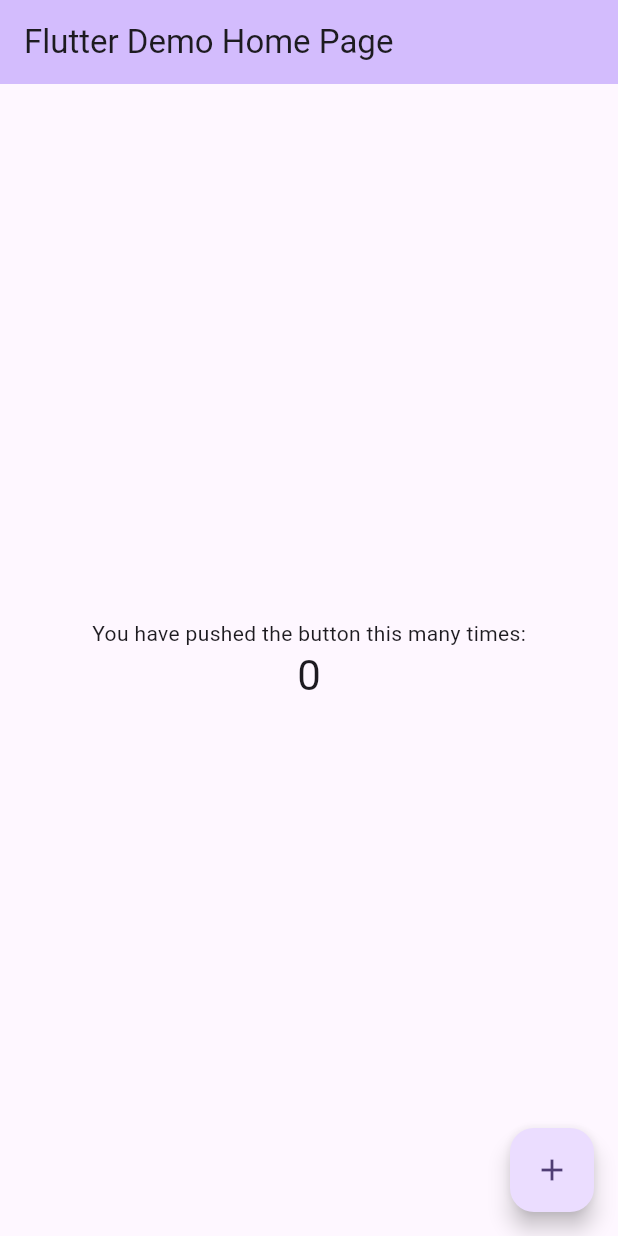
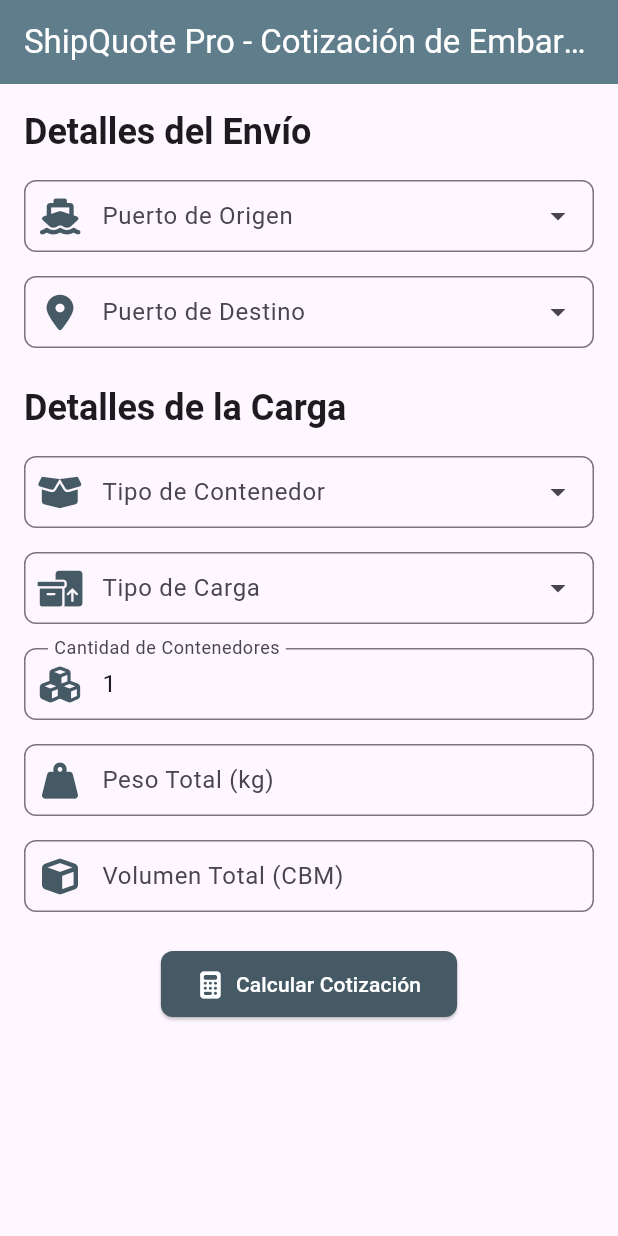
Before and after one commit to JoseBarros98/CalcularCuotas, a Flutter app: the screen it shows after launch, on a phone screen of 412 x 824 dp. Run offline on Flutter 3.47's test engine with Material 3 defaults, Android fonts, the phone set to English and light mode, and no system bars; drawn by our look-alikes of dropdown_search; our stand-ins replace font_awesome_flutter.

```diff
--- a/frontend/lib/config/api_config.dart
+++ b/frontend/lib/config/api_config.dart
@@ -1,3 +1,4 @@
 class ApiConfig {
-  static const String baseUrl = 'http://10.0.2.2:8000/api/v1';
+  //static const String baseUrl = 'http://10.0.2.2:8000/api/v1';
+  static const String baseUrl = 'http://192.168.1.20:8000/api/v1';
 }
--- a/frontend/lib/main.dart
+++ b/frontend/lib/main.dart
@@ -1,4 +1,9 @@
 import 'package:flutter/material.dart';
+import 'package:provider/provider.dart';
+import 'package:frontend/services/port_service.dart';
+import 'package:frontend/services/container_service.dart';
+import 'package:frontend/services/quote_service.dart';
+import 'package:frontend/screens/quote_form_screen.dart';
 
 void main() {
   runApp(const MyApp());
@@ -7,116 +12,46 @@ void main() {
 class MyApp extends StatelessWidget {
   const MyApp({super.key});
 
-  // This widget is the root of your application.
   @override
   Widget build(BuildContext context) {
-    return MaterialApp(
-      title: 'Flutter Demo',
-      theme: ThemeData(
-        // This is the theme of your application.
-        //
-        // TRY THIS: Try running your application with "flutter run". You'll see
-        // the application has a purple toolbar. Then, without quitting the app,
-        // try changing the seedColor in the colorScheme below to Colors.green
-        // and then invoke "hot reload" (save your changes or press the "hot
-        // reload" button in a Flutter-supported IDE, or press "r" if you used
-        // the command line to start the app).
-        //
-        // Notice that the counter didn't reset back to zero; the application
-        // state is not lost during the reload. To reset the state, use hot
-        // restart instead.
-        //
-        // This works for code too, not just values: Most code changes can be
-        // tested with just a hot reload.
-        colorScheme: ColorScheme.fromSeed(seedColor: Colors.deepPurple),
+    return MultiProvider(
+      providers: [
+        Provider<PortService>(create: (_) => PortService()),
+        Provider<ContainerService>(create: (_) => ContainerService()),
+        Provider<QuoteService>(create: (_) => QuoteService()),
+      ],
+      child: MaterialApp(
+        title: 'ShipQuote Pro',
+        theme: ThemeData(
+          primarySwatch: Colors.blueGrey,
+          visualDensity: VisualDensity.adaptivePlatformDensity,
+          appBarTheme: const AppBarTheme(
+            backgroundColor: Colors.blueGrey,
+            foregroundColor: Colors.white,
+          ),
+          elevatedButtonTheme: ElevatedButtonThemeData(
+            style: ElevatedButton.styleFrom(
+              backgroundColor: Colors.blueGrey[700],
+              foregroundColor: Colors.white,
+              padding: const EdgeInsets.symmetric(horizontal: 24, vertical: 12),
+              shape: RoundedRectangleBorder(
+                borderRadius: BorderRadius.circular(8),
+              ),
+            ),
+          ),
+          inputDecorationTheme: InputDecorationTheme(
+            border: OutlineInputBorder(
+              borderRadius: BorderRadius.circular(8),
+            ),
+            focusedBorder: OutlineInputBorder(
+              borderRadius: BorderRadius.circular(8),
+              borderSide: BorderSide(color: Colors.blueGrey.shade700, width: 2),
+            ),
+            contentPadding: const EdgeInsets.symmetric(horizontal: 16, vertical: 12),
+          ),
+        ),
+        home: const QuoteFormScreen(), // Nuestra pantalla principal
       ),
-      home: const MyHomePage(title: 'Flutter Demo Home Page'),
     );
   }
 }
-
-class MyHomePage extends StatefulWidget {
-  const MyHomePage({super.key, required this.title});
-
-  // This widget is the home page of your application. It is stateful, meaning
-  // that it has a State object (defined below) that contains fields that affect
-  // how it looks.
-
-  // This class is the configuration for the state. It holds the values (in this
-  // case the title) provided by the parent (in this case the App widget) and
-  // used by the build method of the State. Fields in a Widget subclass are
-  // always marked "final".
-
-  final String title;
-
-  @override
-  State<MyHomePage> createState() => _MyHomePageState();
-}
-
-class _MyHomePageState extends State<MyHomePage> {
-  int _counter = 0;
-
-  void _incrementCounter() {
-    setState(() {
-      // This call to setState tells the Flutter framework that something has
-      // changed in this State, which causes it to rerun the build method below
-      // so that the display can reflect the updated values. If we changed
-      // _counter without calling setState(), then the build method would not be
-      // called again, and so nothing would appear to happen.
-      _counter++;
-    });
-  }
-
-  @override
-  Widget build(BuildContext context) {
-    // This method is rerun every time setState is called, for instance as done
-    // by the _incrementCounter method above.
-    //
-    // The Flutter framework has been optimized to make rerunning build methods
-    // fast, so that you can just rebuild anything that needs updating rather
-    // than having to individually change instances of widgets.
-    return Scaffold(
-      appBar: AppBar(
-        // TRY THIS: Try changing the color here to a specific color (to
-        // Colors.amber, perhaps?) and trigger a hot reload to see the AppBar
-        // change color while the other colors stay the same.
-        backgroundColor: Theme.of(context).colorScheme.inversePrimary,
-        // Here we take the value from the MyHomePage object that was created by
-        // the App.build method, and use it to set our appbar title.
-        title: Text(widget.title),
-      ),
-      body: Center(
-        // Center is a layout widget. It takes a single child and positions it
-        // in the middle of the parent.
-        child: Column(
-          // Column is also a layout widget. It takes a list of children and
-          // arranges them vertically. By default, it sizes itself to fit its
-          // children horizontally, and tries to be as tall as its parent.
-          //
-          // Column has various properties to control how it sizes itself and
-          // how it positions its children. Here we use mainAxisAlignment to
-          // center the children vertically; the main axis here is the vertical
-          // axis because Columns are vertical (the cross axis would be
-          // horizontal).
-          //
-          // TRY THIS: Invoke "debug painting" (choose the "Toggle Debug Paint"
-          // action in the IDE, or press "p" in the console), to see the
-          // wireframe for each widget.
-          mainAxisAlignment: MainAxisAlignment.center,
-          children: <Widget>[
-            const Text('You have pushed the button this many times:'),
-            Text(
-              '$_counter',
-              style: Theme.of(context).textTheme.headlineMedium,
-            ),
-          ],
-        ),
-      ),
-      floatingActionButton: FloatingActionButton(
-        onPressed: _incrementCounter,
-        tooltip: 'Increment',
-        child: const Icon(Icons.add),
-      ), // This trailing comma makes auto-formatting nicer for build methods.
-    );
-  }
-}
--- a/frontend/lib/models/container.dart
+++ b/frontend/lib/models/container.dart
@@ -55,7 +55,7 @@ class ContainerType {
 
   @override
   String toString() {
-    return '$name (${size}\' ${type})';
+    return '$name ($size\' $type)';
   }
 }
 
--- /dev/null
+++ b/frontend/lib/screens/quote_form_screen.dart
@@ -0,0 +1,398 @@
+import 'package:flutter/material.dart';
+import 'package:provider/provider.dart';
+import 'package:dropdown_search/dropdown_search.dart';
+import 'package:font_awesome_flutter/font_awesome_flutter.dart';
+import 'package:intl/intl.dart';
+
+import 'package:frontend/models/port.dart';
+import 'package:frontend/models/container.dart';
+import 'package:frontend/models/quote_calculation.dart';
+import 'package:frontend/services/port_service.dart';
+import 'package:frontend/services/container_service.dart';
+import 'package:frontend/services/quote_service.dart';
+
+class QuoteFormScreen extends StatefulWidget {
+  const QuoteFormScreen({super.key});
+
+  @override
+  State<QuoteFormScreen> createState() => _QuoteFormScreenState();
+}
+
+class _QuoteFormScreenState extends State<QuoteFormScreen> {
+  final _formKey = GlobalKey<FormState>();
+
+  Port? _selectedOriginPort;
+  Port? _selectedDestinationPort;
+  ContainerType? _selectedContainerType;
+  CargoType? _selectedCargoType;
+  final TextEditingController _quantityController = TextEditingController(text: '1');
+  final TextEditingController _weightController = TextEditingController();
+  final TextEditingController _volumeController = TextEditingController();
+
+  QuoteCalculation? _calculatedQuote;
+  bool _isLoading = false;
+  String? _errorMessage;
+
+  @override
+  void dispose() {
+    _quantityController.dispose();
+    _weightController.dispose();
+    _volumeController.dispose();
+    super.dispose();
+  }
+
+  Future<void> _calculateQuote() async {
+    if (!_formKey.currentState!.validate()) {
+      return;
+    }
+
+    setState(() {
+      _isLoading = true;
+      _errorMessage = null;
+      _calculatedQuote = null;
+    });
+
+    try {
+      final quoteService = Provider.of<QuoteService>(context, listen: false);
+      final result = await quoteService.calculateQuote(
+        originPortId: _selectedOriginPort!.id,
+        destinationPortId: _selectedDestinationPort!.id,
+        containerTypeId: _selectedContainerType!.id,
+        cargoTypeId: _selectedCargoType!.id,
+        quantity: int.parse(_quantityController.text),
+        weightKg: double.parse(_weightController.text),
+        volumeCbm: double.parse(_volumeController.text),
+      );
+      setState(() {
+        _calculatedQuote = result;
+      });
+    } catch (e) {
+      setState(() {
+        _errorMessage = 'Error al calcular la cotización: ${e.toString()}';
+      });
+    } finally {
+      setState(() {
+        _isLoading = false;
+      });
+    }
+  }
+
+  @override
+  Widget build(BuildContext context) {
+    final portService = Provider.of<PortService>(context);
+    final containerService = Provider.of<ContainerService>(context);
+
+    return Scaffold(
+      appBar: AppBar(
+        title: const Text('ShipQuote Pro - Cotización de Embarque'),
+        centerTitle: true,
+      ),
+      body: SingleChildScrollView(
+        padding: const EdgeInsets.all(16.0),
+        child: Form(
+          key: _formKey,
+          child: Column(
+            crossAxisAlignment: CrossAxisAlignment.start,
+            children: [
+              Text(
+                'Detalles del Envío',
+                style: Theme.of(context).textTheme.headlineSmall?.copyWith(fontWeight: FontWeight.bold),
+              ),
+              const SizedBox(height: 16),
+              // Puerto de Origen
+              DropdownSearch<Port>(
+                popupProps: const PopupProps.menu(
+                  showSearchBox: true,
+                ),
+                itemAsString: (Port p) => '${p.name} (${p.code}, ${p.country.code})',
+                decoratorProps: DropDownDecoratorProps(
+                  decoration: InputDecoration(
+                    labelText: 'Puerto de Origen',
+                    hintText: 'Selecciona el puerto de origen',
+                    prefixIcon: Icon(FontAwesomeIcons.ship, color: Colors.blueGrey[700]),
+                  ),
+                ),
+                items: (String filter, LoadProps? loadProps) async {
+                  final ports = await portService.getPorts();
+                  return ports.where((port) =>
+                    port.name.toLowerCase().contains(filter.toLowerCase()) ||
+                    port.code.toLowerCase().contains(filter.toLowerCase()) ||
+                    port.country.code.toLowerCase().contains(filter.toLowerCase())
+                  ).toList();
+                },
+                onChanged: (Port? port) {
+                  setState(() {
+                    _selectedOriginPort = port;
+                  });
+                },
+                selectedItem: _selectedOriginPort,
+                validator: (value) => value == null ? 'Por favor, selecciona un puerto de origen' : null,
+              ),
+              const SizedBox(height: 16),
+              // Puerto de Destino
+              DropdownSearch<Port>(
+                popupProps: const PopupProps.menu(
+                  showSearchBox: true,
+                ),
+                itemAsString: (Port p) => '${p.name} (${p.code}, ${p.country.code})',
+                decoratorProps: DropDownDecoratorProps(
+                  decoration: InputDecoration(
+                    labelText: 'Puerto de Destino',
+                    hintText: 'Selecciona el puerto de destino',
+                    prefixIcon: Icon(FontAwesomeIcons.locationDot, color: Colors.blueGrey[700]),
+                  ),
+                ),
+                items: (String filter, LoadProps? loadProps) async {
+                  final ports = await portService.getPorts();
+                  return ports.where((port) =>
+                    port.name.toLowerCase().contains(filter.toLowerCase()) ||
+                    port.code.toLowerCase().contains(filter.toLowerCase()) ||
+                    port.country.code.toLowerCase().contains(filter.toLowerCase())
+                  ).toList();
+                },
+                onChanged: (Port? port) {
+                  setState(() {
+                    _selectedDestinationPort = port;
+                  });
+                },
+                selectedItem: _selectedDestinationPort,
+                validator: (value) => value == null ? 'Por favor, selecciona un puerto de destino' : null,
+              ),
+              const SizedBox(height: 24),
+              Text(
+                'Detalles de la Carga',
+                style: Theme.of(context).textTheme.headlineSmall?.copyWith(fontWeight: FontWeight.bold),
+              ),
+              const SizedBox(height: 16),
+              // Tipo de Contenedor
+              DropdownSearch<ContainerType>(
+                popupProps: const PopupProps.menu(
+                  showSearchBox: true,
+                ),
+                itemAsString: (ContainerType ct) => ct.name,
+                decoratorProps: DropDownDecoratorProps(
+                  decoration: InputDecoration(
+                    labelText: 'Tipo de Contenedor',
+                    hintText: 'Selecciona el tipo de contenedor',
+                    prefixIcon: Icon(FontAwesomeIcons.boxOpen, color: Colors.blueGrey[700]),
+                  ),
+                ),
+                items: (String filter, LoadProps? loadProps) async {
+                  final containerTypes = await containerService.getContainerTypes();
+                  return containerTypes.where((ct) =>
+                    ct.name.toLowerCase().contains(filter.toLowerCase())
+                  ).toList();
+                },
+                onChanged: (ContainerType? ct) {
+                  setState(() {
+                    _selectedContainerType = ct;
+                  });
+                },
+                selectedItem: _selectedContainerType,
+                validator: (value) => value == null ? 'Por favor, selecciona un tipo de contenedor' : null,
+              ),
+              const SizedBox(height: 16),
+              // Tipo de Carga
+              DropdownSearch<CargoType>(
+                popupProps: const PopupProps.menu(
+                  showSearchBox: true,
+                ),
+                itemAsString: (CargoType ct) => ct.name,
+                decoratorProps: DropDownDecoratorProps(
+                  decoration: InputDecoration(
+                    labelText: 'Tipo de Carga',
+                    hintText: 'Selecciona el tipo de carga',
+                    prefixIcon: Icon(FontAwesomeIcons.boxesPacking, color: Colors.blueGrey[700]),
+                  ),
+                ),
+                items: (String filter, LoadProps? loadProps) async {
+                  final cargoTypes = await containerService.getCargoTypes();
+                  return cargoTypes.where((ct) =>
+                    ct.name.toLowerCase().contains(filter.toLowerCase())
+                  ).toList();
+                },
+                onChanged: (CargoType? ct) {
+                  setState(() {
+                    _selectedCargoType = ct;
+                  });
+                },
+                selectedItem: _selectedCargoType,
+                validator: (value) => value == null ? 'Por favor, selecciona un tipo de carga' : null,
+              ),
+              const SizedBox(height: 16),
+              TextFormField(
+                controller: _quantityController,
+                decoration: InputDecoration(
+                  labelText: 'Cantidad de Contenedores',
+                  hintText: 'Ej: 1',
+                  prefixIcon: Icon(FontAwesomeIcons.cubes, color: Colors.blueGrey[700]),
+                ),
+                keyboardType: TextInputType.number,
+                validator: (value) {
+                  if (value == null || value.isEmpty) {
+                    return 'Por favor, ingresa la cantidad';
+                  }
+                  if (int.tryParse(value) == null || int.parse(value) <= 0) {
+                    return 'Ingresa un número válido mayor que 0';
+                  }
+                  return null;
+                },
+              ),
+              const SizedBox(height: 16),
+              TextFormField(
+                controller: _weightController,
+                decoration: InputDecoration(
+                  labelText: 'Peso Total (kg)',
+                  hintText: 'Ej: 5000',
+                  prefixIcon: Icon(FontAwesomeIcons.weightHanging, color: Colors.blueGrey[700]),
+                ),
+                keyboardType: TextInputType.number,
+                validator: (value) {
+                  if (value == null || value.isEmpty) {
+                    return 'Por favor, ingresa el peso';
+                  }
+                  if (double.tryParse(value) == null || double.parse(value) <= 0) {
+                    return 'Ingresa un número válido mayor que 0';
+                  }
+                  return null;
+                },
+              ),
+              const SizedBox(height: 16),
+              TextFormField(
+                controller: _volumeController,
+                decoration: InputDecoration(
+                  labelText: 'Volumen Total (CBM)',
+                  hintText: 'Ej: 25.5',
+                  prefixIcon: Icon(FontAwesomeIcons.cube, color: Colors.blueGrey[700]),
+                ),
+                keyboardType: TextInputType.number,
+                validator: (value) {
+                  if (value == null || value.isEmpty) {
+                    return 'Por favor, ingresa el volumen';
+                  }
+                  if (double.tryParse(value) == null || double.parse(value) <= 0) {
+                    return 'Ingresa un número válido mayor que 0';
+                  }
+                  return null;
+                },
+              ),
+              const SizedBox(height: 24),
+              Center(
+                child: _isLoading
+                    ? const CircularProgressIndicator()
+                    : ElevatedButton.icon(
+                        onPressed: _calculateQuote,
+                        icon: const Icon(FontAwesomeIcons.calculator),
+                        label: const Text('Calcular Cotización'),
+                      ),
+              ),
+              if (_errorMessage != null)
+                Padding(
+                  padding: const EdgeInsets.only(top: 16.0),
+                  child: Text(
+                    _errorMessage!,
+                    style: const TextStyle(color: Colors.red, fontWeight: FontWeight.bold),
+                    textAlign: TextAlign.center,
+                  ),
+                ),
+              const SizedBox(height: 24),
+              if (_calculatedQuote != null)
+                _buildQuoteResultCard(_calculatedQuote!),
+            ],
+          ),
+        ),
+      ),
+    );
+  }
+
+  Widget _buildQuoteResultCard(QuoteCalculation quote) {
+    final NumberFormat currencyFormatter = NumberFormat.currency(locale: 'en_US', symbol: '\$');
+    final DateFormat dateFormatter = DateFormat('dd/MM/yyyy');
+
+    return Card(
+      elevation: 4,
+      shape: RoundedRectangleBorder(borderRadius: BorderRadius.circular(12)),
+      child: Padding(
+        padding: const EdgeInsets.all(20.0),
+        child: Column(
+          crossAxisAlignment: CrossAxisAlignment.start,
+          children: [
+            Text(
+              'Resultado de la Cotización',
+              style: Theme.of(context).textTheme.titleLarge?.copyWith(fontWeight: FontWeight.bold, color: Colors.blueGrey[800]),
+            ),
+            const Divider(height: 20, thickness: 1),
+            _buildInfoRow('Ruta:', '${quote.originPort.name} (${quote.originPort.code}) → ${quote.destinationPort.name} (${quote.destinationPort.code})'),
+            _buildInfoRow('Tipo de Contenedor:', quote.containerType.name),
+            _buildInfoRow('Tipo de Carga:', quote.cargoType.name),
+            _buildInfoRow('Cantidad:', '${quote.quantity} contenedor(es)'),
+            _buildInfoRow('Peso Total:', '${quote.weightKg} kg'),
+            _buildInfoRow('Volumen Total:', '${quote.volumeCbm} CBM'),
+            _buildInfoRow('Días de Tránsito Estimados:', '${quote.estimatedTransitDays} días'),
+            const SizedBox(height: 16),
+            Text(
+              'Desglose de Costos:',
+              style: Theme.of(context).textTheme.titleMedium?.copyWith(fontWeight: FontWeight.bold),
+            ),
+            _buildBreakdownRow('Tarifa Base por Contenedor:', currencyFormatter.format(quote.breakdown['base_rate_per_container'])),
+            _buildBreakdownRow('Recargo por Combustible (%):', '${quote.breakdown['fuel_surcharge_percentage']}%'),
+            _buildBreakdownRow('Recargo por Combustible (Monto):', currencyFormatter.format(quote.breakdown['fuel_surcharge_amount_per_container'])),
+            _buildBreakdownRow('Tarifa de Manipulación por Contenedor:', currencyFormatter.format(quote.breakdown['handling_fee_per_container'])),
+            _buildBreakdownRow('Tarifa de Seguro por Contenedor:', currencyFormatter.format(quote.breakdown['insurance_fee_per_container'])),
+            _buildBreakdownRow('Tarifa de Documentación por Cotización:', currencyFormatter.format(quote.breakdown['documentation_fee_per_quote'])),
+            const Divider(height: 20, thickness: 1),
+            _buildInfoRow('Costo Total por Ítem:', currencyFormatter.format(quote.totalItemCost), isTotal: true),
+            _buildInfoRow('Monto Total de la Cotización:', currencyFormatter.format(quote.totalQuoteAmount), isTotal: true),
+            _buildInfoRow('Válida Hasta:', dateFormatter.format(quote.validUntil)),
+          ],
+        ),
+      ),
+    );
+  }
+
+  Widget _buildInfoRow(String label, String value, {bool isTotal = false}) {
+    return Padding(
+      padding: const EdgeInsets.symmetric(vertical: 4.0),
+      child: Row(
+        mainAxisAlignment: MainAxisAlignment.spaceBetween,
+        children: [
+          Text(
+            label,
+            style: TextStyle(
+              fontWeight: isTotal ? FontWeight.bold : FontWeight.normal,
+              fontSize: isTotal ? 18 : 16,
+              color: isTotal ? Colors.blueGrey[900] : Colors.blueGrey[700],
+            ),
+          ),
+          Text(
+            value,
+            style: TextStyle(
+              fontWeight: isTotal ? FontWeight.bold : FontWeight.normal,
+              fontSize: isTotal ? 18 : 16,
+              color: isTotal ? Colors.blueGrey[900] : Colors.black87,
+            ),
+          ),
+        ],
+      ),
+    );
+  }
+
+  Widget _buildBreakdownRow(String label, String value) {
+    return Padding(
+      padding: const EdgeInsets.only(left: 16.0, top: 2.0, bottom: 2.0),
+      child: Row(
+        mainAxisAlignment: MainAxisAlignment.spaceBetween,
+        children: [
+          Text(
+            label,
+            style: TextStyle(fontSize: 14, color: Colors.grey[700]),
+          ),
+          Text(
+            value,
+            style: TextStyle(fontSize: 14, color: Colors.black87),
+          ),
+        ],
+      ),
+    );
+  }
+}
```
